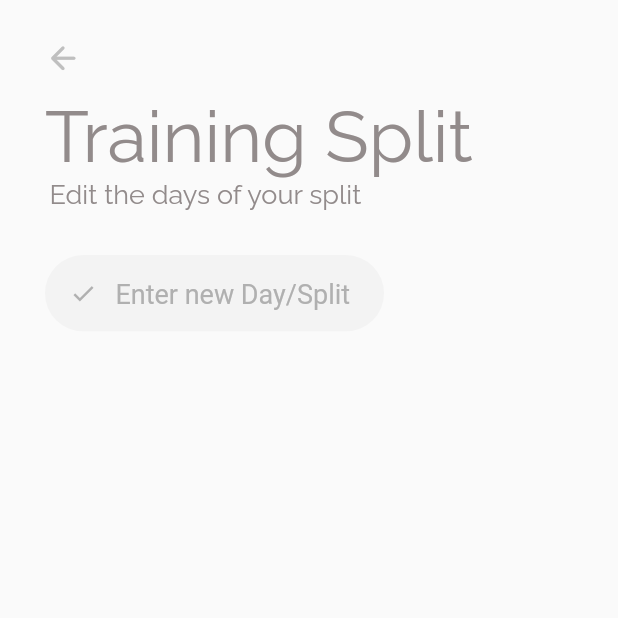
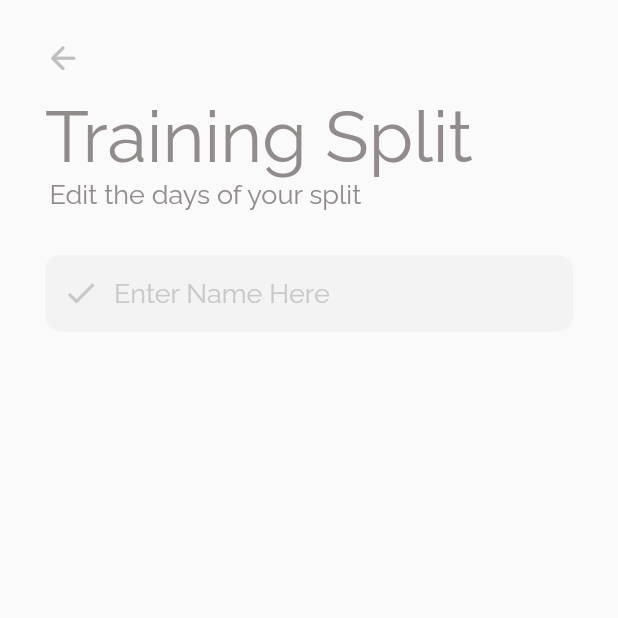
Before and after one commit to grossamos/weight_track_app, a Flutter app: the SettingsDayEdit screen opened directly, on a phone screen of 412 x 824 dp, the top half of it. Run offline on Flutter 3.47's test engine with Material 2 defaults, Android fonts, the phone set to English and light mode, and no system bars; our stand-ins replace flutter_bloc, flutter_svg, fluttertoast, shared_preferences, sqflite; accounts and stored records are empty.

Commit message:
finished exercise and training edit finally done with adding propper state management also mutated a couple models to implement a custom interface

```diff
--- a/lib/components/analytics_page/analytics_page.dart
+++ b/lib/components/analytics_page/analytics_page.dart
@@ -1,4 +1,5 @@
 import 'package:flutter/material.dart';
+import 'package:weight_track_app/components/shared/info_text.dart';
 
 class AnalyticsPage extends StatelessWidget {
   @override
@@ -26,7 +27,7 @@ class AnalyticsPage extends StatelessWidget {
             ),
             Padding(
               padding: const EdgeInsets.all(20.0),
-              child: Text('To be implemented...'),
+              child: InfoText('To be implemented...'),
             )
           ],
         ),
--- a/lib/components/home_page/exercise_day_overview.dart
+++ b/lib/components/home_page/exercise_day_overview.dart
@@ -1,5 +1,6 @@
 import 'package:flutter/material.dart';
 import 'package:weight_track_app/components/home_page/home_helper.dart';
+import 'package:weight_track_app/components/shared/info_text.dart';
 import 'package:weight_track_app/components/shared/title_text.dart';
 import 'package:weight_track_app/components/shared/widget_util.dart';
 import 'package:weight_track_app/logic/storage/database_filtered_data.dart';
@@ -33,6 +34,8 @@ class _ExerciseDayOfSplitPageState extends State<ExerciseDayOfSplitPage> {
               builder: (BuildContext context, AsyncSnapshot<List<DayOfSplit>> snapshot){
                 if (snapshot.data == null)
                   return Container();
+                else if (snapshot.data.isEmpty)
+                  return InfoText('Much empty.\nPlease add your split in the settings.');
                 return Container(
                   child: Column(
                     children: listOfDayTiles(snapshot.data),
--- a/lib/components/home_page/home_page.dart
+++ b/lib/components/home_page/home_page.dart
@@ -3,7 +3,6 @@ import 'package:weight_track_app/components/home_page/exercise_day_overview.dart
 
 
 // TODO: don't forget to add proper state management for when something is added to the db (also update the ui)
-// TODO: replace fonts with files
 
 class HomePage extends StatelessWidget {
   @override
--- a/lib/components/main_page/main_content_pane.dart
+++ b/lib/components/main_page/main_content_pane.dart
@@ -72,7 +72,7 @@ class _MainContentPaneState extends State<MainContentPane> {
               Row(
                 mainAxisAlignment: MainAxisAlignment.end,
                 children: [
-                  FlatButton(onPressed: () => setState((){}), child: Text('Get Started', style: TextStyle(
+                  TextButton(onPressed: () => setState((){}), child: Text('Get Started', style: TextStyle(
                     fontFamily: 'Raleway',
                     fontSize: 18,
                     color: Color(0xff4A664A),
--- a/lib/components/settings_page/settings_adding_dialogue.dart
+++ /dev/null
@@ -1,43 +0,0 @@
-import 'package:flutter/material.dart';
-
-class SettingsAddingDialogue extends StatelessWidget {
-  final Function(String) _onSave;
-  final String _hint;
-  final TextEditingController _controller = new TextEditingController();
-  SettingsAddingDialogue(this._hint, this._onSave);
-
-  @override
-  Widget build(BuildContext context) {
-    return Padding(
-      padding: const EdgeInsets.only(bottom: 7),
-      child: Chip(
-        backgroundColor: Color(0xffF3F3F3),
-        label: Container(
-          width: 160,
-          child: TextField(
-            controller: _controller,
-            textInputAction: TextInputAction.done,
-            onSubmitted: (String name){
-              _onSave(name);
-              _controller.clear();
-            },
-            decoration: InputDecoration(
-                isDense: true,
-                contentPadding: EdgeInsets.zero,
-                hintText: _hint,
-                border: InputBorder.none,
-                hintStyle: TextStyle(
-                  color: Color(0xffB0B0B0),
-                  fontSize: 18.0,
-                )),
-          ),
-        ),
-        labelPadding: EdgeInsets.only(top: 10, right: 15, bottom: 9),
-        avatar: Icon(
-          Icons.check,
-          color: Color(0xffB0B0B0),
-        ),
-      ),
-    );
-  }
-}
--- a/lib/components/settings_page/settings_data.dart
+++ b/lib/components/settings_page/settings_data.dart
@@ -28,7 +28,7 @@ class _SettingsDataDeleteState extends State<SettingsDataDelete> {
                       mainAxisAlignment: MainAxisAlignment.center,
                       crossAxisAlignment: CrossAxisAlignment.center,
                       children: [
-                        FlatButton(
+                        TextButton(
                             onPressed: () {
                               showDialog(
                                 context: context,
--- a/lib/components/settings_page/settings_day_edit.dart
+++ /dev/null
@@ -1,96 +0,0 @@
-import 'package:flutter/material.dart';
-import 'package:fluttertoast/fluttertoast.dart';
-import 'package:weight_track_app/components/settings_page/settings_adding_dialogue.dart';
-import 'package:weight_track_app/components/settings_page/settings_day_edit_selection_manager.dart';
-import 'package:weight_track_app/components/settings_page/settings_edit_chip.dart';
-import 'package:weight_track_app/components/settings_page/settings_edit_fab.dart';
-import 'package:weight_track_app/components/settings_page/settings_title.dart';
-import 'package:weight_track_app/logic/storage/database_unfiltered_data.dart';
-import 'package:weight_track_app/models/day_of_split.dart';
-
-class SettingsDayEdit extends StatefulWidget {
-  @override
-  _SettingsDayEditState createState() => _SettingsDayEditState();
-}
-
-class _SettingsDayEditState extends State<SettingsDayEdit> {
-  @override
-  Widget build(BuildContext context) {
-    return Scaffold(
-      floatingActionButton: SettingsEditFAB(),
-      body: SafeArea(
-        child: SingleChildScrollView(
-          child: Column(
-            mainAxisAlignment: MainAxisAlignment.start,
-            crossAxisAlignment: CrossAxisAlignment.start,
-            children: [
-              SettingsTitle('Training Split', 'Edit the days of your split', onClose: (){
-                SettingsDayEditSelectionManager.exitSelectionMode();
-              },),
-              Padding(
-                padding: const EdgeInsets.only(
-                    left: 30, right: 30, bottom: 100, top: 30),
-                child: FutureBuilder(
-                  future: DatabaseDataUnfiltered.getDaysOfSplit(),
-                  builder: (BuildContext dayContext,
-                      AsyncSnapshot<List<DayOfSplit>> daySnapshot) {
-                    if (daySnapshot.data == null)
-                      return Text('Loading...');
-                    else {
-                      return Column(
-                        mainAxisAlignment: MainAxisAlignment.start,
-                        crossAxisAlignment: CrossAxisAlignment.start,
-                        children: [
-                          Column(
-                            mainAxisAlignment: MainAxisAlignment.start,
-                            crossAxisAlignment: CrossAxisAlignment.start,
-                            children: List.generate(
-                                daySnapshot.data.length,
-                                (index) => OLDSettingsEditChip(
-                                    daySnapshot.data[index].name,
-                                    () {
-                                      SettingsDayEditSelectionManager
-                                          .putInSelectionMode();
-                                    },
-                                    () {},
-                                    () {
-                                      return SettingsDayEditSelectionManager
-                                          .isSelected(daySnapshot.data[index]);
-                                    },
-                                    (Function listener) {
-                                      if (!SettingsDayEditSelectionManager
-                                          .isSelected(daySnapshot.data[index])) {
-                                        SettingsDayEditSelectionManager
-                                            .addDayToSelection(
-                                                daySnapshot.data[index],
-                                                listener);
-                                      } else {
-                                        SettingsDayEditSelectionManager
-                                            .removeFromSelection(
-                                                daySnapshot.data[index]);
-                                      }
-                                    },
-                                    () {
-                                      return SettingsDayEditSelectionManager
-                                          .isInSelectionMode();
-                                    })),
-                          ),
-                          SettingsAddingDialogue("Enter new Day/Split",
-                              (String newDayName) {
-                            DatabaseDataUnfiltered.addDayOfSplit(new DayOfSplit(
-                                name: newDayName, exercisesOfSplitDay: []));
-                            Fluttertoast.showToast(msg: "Saving...");
-                          })
-                        ],
-                      );
-                    }
-                  },
-                ),
-              )
-            ],
-          ),
-        ),
-      ),
-    );
-  }
-}
--- a/lib/components/settings_page/settings_exercise_edit_state.dart
+++ b/lib/components/settings_page/settings_exercise_edit_state.dart
@@ -1,13 +1,18 @@
 import 'package:flutter/widgets.dart';
 import 'package:flutter_bloc/flutter_bloc.dart';
+import 'package:weight_track_app/logic/storage/database_unfiltered_data.dart';
+import 'package:weight_track_app/models/day_of_split.dart';
+import 'package:weight_track_app/models/exercise.dart';
 
 @immutable
 class SettingsEditState {
   final bool isEditing;
   final bool isAddingExercise;
+  final int idOfDayBeingEdited;
+  final int seed;
 
-  SettingsEditState.initial() : isEditing = false, isAddingExercise = false;
-  SettingsEditState(this.isEditing, this.isAddingExercise);
+  SettingsEditState.initial() : isEditing = false, isAddingExercise = false, idOfDayBeingEdited = -1, seed = 0;
+  SettingsEditState(this.isEditing, this.isAddingExercise, {this.idOfDayBeingEdited = -1, this.seed = 0});
 
   @override
   bool operator ==(Object other) =>
@@ -15,20 +20,54 @@ class SettingsEditState {
       other is SettingsEditState
           && runtimeType == other.runtimeType
           && isEditing == other.isEditing
-          && isAddingExercise == other.isAddingExercise;
+          && isAddingExercise == other.isAddingExercise
+          && idOfDayBeingEdited == other.idOfDayBeingEdited
+          && seed == other.seed;
 
   @override
-  int get hashCode => isEditing.hashCode ^ isAddingExercise.hashCode;
+  int get hashCode => isEditing.hashCode ^ isAddingExercise.hashCode ^ idOfDayBeingEdited ^ seed;
+}
+
+class SettingsAddStateSingleton {
+  static String name;
+
+  SettingsAddStateSingleton._private();
+
+  static void saveStateExercise(int idOfDay) {
+    if (name != ''){
+      DatabaseDataUnfiltered.addExercise(idOfDay, new Exercise(name: SettingsAddStateSingleton.name));
+      name = '';
+    }
+  }
+  static void saveStateDay() {
+    if (name != '') {
+      DatabaseDataUnfiltered.addDayOfSplit(new DayOfSplit(name: name));
+    }
+  }
 }
 
 class SettingsEditCubit extends Cubit<SettingsEditState> {
   SettingsEditCubit() : super(SettingsEditState.initial());
 
+  void changeSeed() {
+    emit(SettingsEditState(state.isEditing, state.isAddingExercise, seed: state.seed + 1));
+  }
+
   void flipEditMode() {
     emit(SettingsEditState(!state.isEditing, false));
   }
 
-  void enterNewAddingMode() {
-    emit(SettingsEditState(false, true));
+  void exitNewAddingMode() {
+    if (state.idOfDayBeingEdited > 0)
+      SettingsAddStateSingleton.saveStateExercise(state.idOfDayBeingEdited);
+    else
+      SettingsAddStateSingleton.saveStateDay();
+
+    emit(SettingsEditState(false, false, idOfDayBeingEdited: -1));
+  }
+
+  void enterNewAddingMode(int idOfDay) {
+    exitNewAddingMode();
+    emit(SettingsEditState(false, true, idOfDayBeingEdited: idOfDay));
   }
 }
--- /dev/null
+++ b/lib/components/settings_page/settins_day_edit.dart
@@ -0,0 +1,61 @@
+import 'package:flutter/material.dart';
+import 'package:flutter_bloc/flutter_bloc.dart';
+import 'package:weight_track_app/components/settings_page/settings_edit_chip.dart';
+import 'package:weight_track_app/components/settings_page/settings_edit_fab.dart';
+import 'package:weight_track_app/components/settings_page/settings_exercise_edit_state.dart';
+import 'package:weight_track_app/components/settings_page/settings_title.dart';
+import 'package:weight_track_app/logic/storage/database_unfiltered_data.dart';
+import 'package:weight_track_app/models/day_of_split.dart';
+
+class SettingsDayEdit extends StatefulWidget {
+  @override
+  _SettingsDayEditState createState() => _SettingsDayEditState();
+}
+
+class _SettingsDayEditState extends State<SettingsDayEdit> {
+  @override
+  Widget build(BuildContext context) {
+    return BlocProvider(
+      create: (context) => new SettingsEditCubit(),
+      child: Scaffold(
+        floatingActionButton: SettingsEditFAB(),
+        body: SafeArea(
+          child: SingleChildScrollView(
+            child: Column(
+              mainAxisAlignment: MainAxisAlignment.start,
+              crossAxisAlignment: CrossAxisAlignment.start,
+              children: [
+                SettingsTitle('Training Split', 'Edit the days of your split'),
+                Padding(
+                  padding: const EdgeInsets.only(left: 30, right: 30, bottom: 100, top: 30),
+                  child: BlocBuilder<SettingsEditCubit, SettingsEditState>(
+                    builder: (BuildContext context, SettingsEditState state) {
+                      return FutureBuilder(
+                        future: DatabaseDataUnfiltered.getDaysOfSplit(),
+                        builder: (BuildContext dayContext, AsyncSnapshot<List<DayOfSplit>> daySnapshot) {
+                          if (daySnapshot.data == null)
+                            return Text('Loading...');
+                          else {
+                            return Column(
+                              mainAxisAlignment: MainAxisAlignment.start,
+                              crossAxisAlignment: CrossAxisAlignment.start,
+                              children: List<SettingsEditChip>.generate(
+                                      daySnapshot.data.length,
+                                      (index) =>
+                                          SettingsDayEditChip(context, daySnapshot.data[index], state.isEditing)) +
+                                  (state.isEditing ? [] : [SettingsAddChip(context, false)]),
+                            );
+                          }
+                        },
+                      );
+                    },
+                  ),
+                )
+              ],
+            ),
+          ),
+        ),
+      ),
+    );
+  }
+}
--- a/lib/components/shared/info_text.dart
+++ b/lib/components/shared/info_text.dart
@@ -10,7 +10,8 @@ class InfoText extends StatelessWidget {
     return Text(text, style: TextStyle(
       fontFamily: 'Raleway',
       fontSize: 24,
-      color: Color(0xff737373)
-    ),);
+      color: Color(0xff737373),
+    ), textAlign: TextAlign.center,
+    );
   }
 }
--- a/lib/logic/storage/database_unfiltered_data.dart
+++ b/lib/logic/storage/database_unfiltered_data.dart
@@ -12,6 +12,7 @@ class DatabaseDataUnfiltered{
     Database db = await DatabaseHelper.instance.database;
     int id = await db.insert('daysOfSplit',
         {'name': dayOfSplit.name});
+    if (dayOfSplit.exercisesOfSplitDay != null)
       for (Exercise exercise in dayOfSplit.exercisesOfSplitDay){
         await addExercise(id, exercise);
       }
@@ -48,7 +49,7 @@ class DatabaseDataUnfiltered{
     Database db = await DatabaseHelper.instance.database;
     int id = await db.insert('exercises',
         {'idOfDay': idOfDay, 'name': exercise.name});
-    if (exercise.exerciseSessions.length > 0)
+    if (exercise.exerciseSessions != null && exercise.exerciseSessions.length > 0)
       for (ExerciseSession exerciseSession in exercise.exerciseSessions){
         await addExerciseSession(id, exerciseSession);
       }
--- a/lib/models/day_of_split.dart
+++ b/lib/models/day_of_split.dart
@@ -1,6 +1,7 @@
 import 'package:weight_track_app/models/exercise.dart';
+import 'package:weight_track_app/models/nameable.dart';
 
-class DayOfSplit{
+class DayOfSplit implements Nameable{
   int id;
   List<Exercise> exercisesOfSplitDay;
   String name;
--- a/lib/models/exercise.dart
+++ b/lib/models/exercise.dart
@@ -1,6 +1,7 @@
 import 'package:weight_track_app/models/exercise_session.dart';
+import 'package:weight_track_app/models/nameable.dart';
 
-class Exercise{
+class Exercise implements Nameable{
   int id;
   List<ExerciseSession> exerciseSessions;
   String name;
--- /dev/null
+++ b/lib/models/nameable.dart
@@ -0,0 +1,3 @@
+class Nameable {
+  String name;
+}
--- a/lib/navigation/main_route_constants.dart
+++ b/lib/navigation/main_route_constants.dart
@@ -5,8 +5,8 @@ import 'package:weight_track_app/components/home_page/exercise_log.dart';
 import 'package:weight_track_app/components/home_page/home_page.dart';
 import 'package:weight_track_app/components/main_page/main_content_pane.dart';
 import 'package:weight_track_app/components/settings_page/settings_data.dart';
-import 'package:weight_track_app/components/settings_page/settings_day_edit.dart';
 import 'package:weight_track_app/components/settings_page/settings_exercise_edit.dart';
+import 'package:weight_track_app/components/settings_page/settins_day_edit.dart';
 import 'package:weight_track_app/navigation/settings_rout_constants.dart';
 import 'package:weight_track_app/components/settings_page/settings_page.dart';
 
```
Also changed, not shown: lib/components/settings_page/settings_day_edit_selection_manager.dart (deleted, +0 -61 lines), lib/components/settings_page/settings_edit_chip.dart (+70 -83 lines), lib/components/settings_page/settings_exercise_edit.dart (+14 -21 lines), lib/components/settings_page/settings_exercise_edit_selection_manager.dart (deleted, +0 -74 lines). Lines whose indentation alone changed are shown as unchanged.
